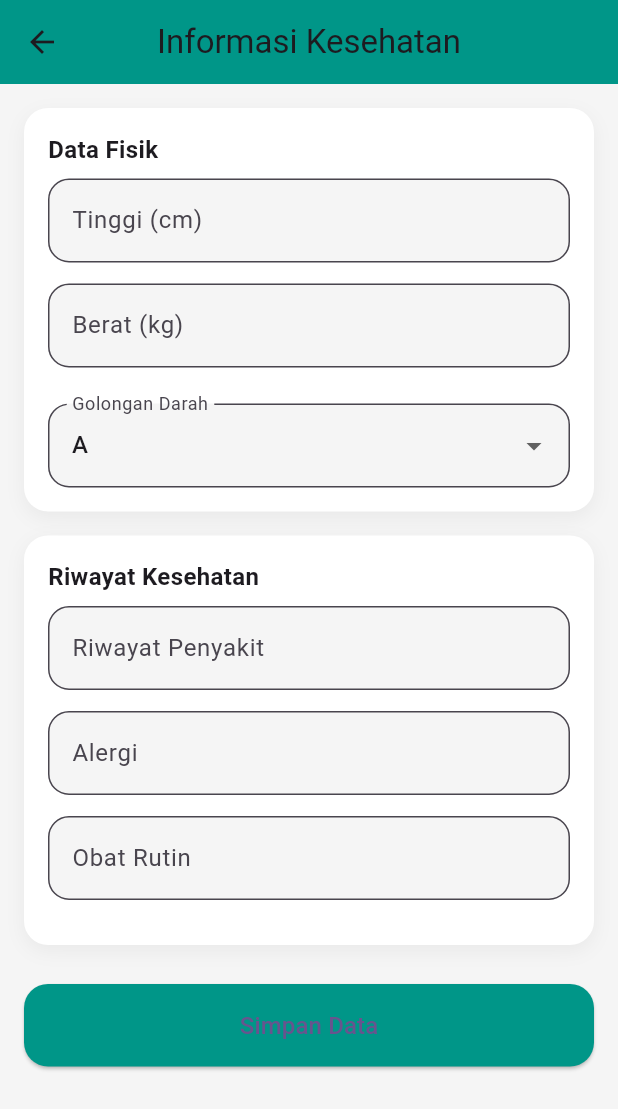
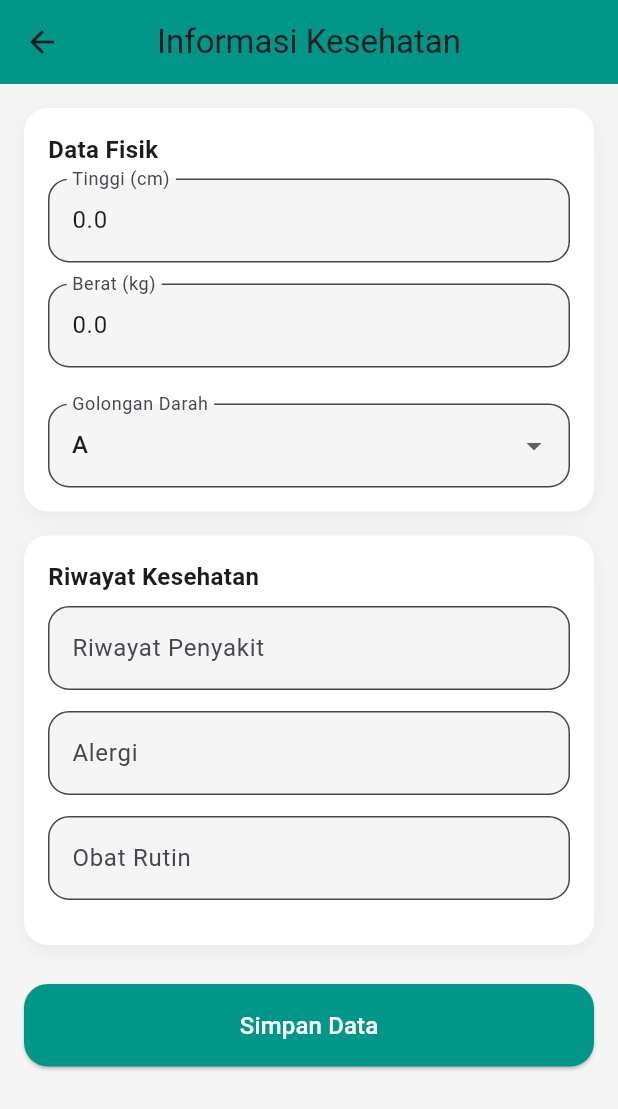
Before and after one commit to mii-harits/Solutis_Project, a Flutter app: the ProfileScreen screen opened directly, after a tap on "Informasi Kesehatan", on a phone screen of 412 x 824 dp. Shown: the top 1109 px of the screen. Run offline on Flutter 3.47's test engine with Material 3 defaults, Android fonts, the light colour scheme and no system bars; our stand-ins replace cloud_firestore, firebase_auth, firebase_core, firebase_storage, flutter_svg, google_sign_in and 4 more; accounts and stored records are empty; network calls fail; project files that could hold a hidden picture were left out.

Commit message:
feat: add account settings and security/privacy screens, implement user data loading in health form

```diff
--- a/lib/service/firebase_service.dart
+++ b/lib/service/firebase_service.dart
@@ -67,4 +67,12 @@ class FirebaseService {
       'medicine': medicine,
     });
   }
+
+  static Future<UserModel> getUserData() async {
+    final uid = _auth.currentUser!.uid;
+
+    final doc = await _firebaseFirestore.collection('users').doc(uid).get();
+
+    return UserModel.fromMap(doc.data()!, doc.id);
+  }
 }
--- a/lib/view/profile/health_form_screen.dart
+++ b/lib/view/profile/health_form_screen.dart
@@ -18,7 +18,7 @@ class _HealthFormScreenState extends State<HealthFormScreen> {
 
   String bloodType = "A";
 
-  bool isLoading = false;
+  bool isLoading = true;
 
   Future<void> save() async {
     if (heightC.text.isEmpty || weightC.text.isEmpty) {
@@ -44,6 +44,21 @@ class _HealthFormScreenState extends State<HealthFormScreen> {
     if (mounted) {
       context.pop(true); // 🔥 kirim signal ke profile
     }
+  }
+
+  Future<void> loadData() async {
+    setState(() => isLoading = true);
+
+    final data = await FirebaseService.getUserData();
+
+    heightC.text = data.height.toString();
+    weightC.text = data.weight.toString();
+    diseaseC.text = data.diseaseHistory;
+    allergyC.text = data.allergy;
+    medicineC.text = data.medicine;
+    bloodType = data.bloodType.isNotEmpty ? data.bloodType : "A";
+
+    setState(() => isLoading = false);
   }
 
   Widget buildTextField({
@@ -96,6 +111,12 @@ class _HealthFormScreenState extends State<HealthFormScreen> {
       ),
       child: child,
     );
+  }
+
+  @override
+  void initState() {
+    super.initState();
+    loadData(); // 🔥 INI YANG KURANG
   }
 
   @override
@@ -183,7 +204,10 @@ class _HealthFormScreenState extends State<HealthFormScreen> {
                 ),
                 child: isLoading
                     ? const CircularProgressIndicator(color: Colors.white)
-                    : const Text("Simpan Data", style: TextStyle(fontSize: 16)),
+                    : const Text(
+                        "Simpan Data",
+                        style: TextStyle(fontSize: 16, color: Colors.white),
+                      ),
               ),
             ),
           ],
--- a/lib/view/profile/profile_screen.dart
+++ b/lib/view/profile/profile_screen.dart
@@ -7,8 +7,11 @@ import 'package:solutis_project/database/preference.dart';
 import 'package:solutis_project/extension/navigator.dart';
 import 'package:solutis_project/models/user_model.dart';
 import 'package:solutis_project/service/google_auth_service.dart';
+import 'package:solutis_project/view/profile/account_settings_screen.dart';
 import 'package:solutis_project/view/profile/edit_profile_screen.dart';
 import 'package:solutis_project/view/profile/health_form_screen.dart';
+import 'package:solutis_project/view/profile/salutis_premium_screen.dart';
+import 'package:solutis_project/view/profile/security_privacy_screen.dart';
 import 'package:solutis_project/widgets/box_decoration.dart';
 import 'package:solutis_project/view/auth/login_screen.dart';
 
@@ -579,7 +582,12 @@ class _ProfileScreenState extends State<ProfileScreen> {
                                           ),
                                         ),
                                         Text(
-                                          "Tidak ada riwayat penyakit",
+                                          userModel
+                                                      ?.diseaseHistory
+                                                      .isNotEmpty ==
+                                                  true
+                                              ? userModel!.diseaseHistory
+                                              : "Tidak ada riwayat penyakit",
                                           style: TextStyle(fontSize: 12),
                                         ),
                                       ],
@@ -604,7 +612,9 @@ class _ProfileScreenState extends State<ProfileScreen> {
                                           ),
                                         ),
                                         Text(
-                                          "Tidak ada alergi bawaan",
+                                          userModel?.allergy.isNotEmpty == true
+                                              ? userModel!.allergy
+                                              : "Tidak ada alergi",
                                           style: TextStyle(fontSize: 12),
                                         ),
                                       ],
@@ -629,7 +639,9 @@ class _ProfileScreenState extends State<ProfileScreen> {
                                           ),
                                         ),
                                         Text(
-                                          "Tidak ada obat rutin",
+                                          userModel?.medicine.isNotEmpty == true
+                                              ? userModel!.medicine
+                                              : "Tidak ada obat rutin",
                                           style: TextStyle(fontSize: 12),
                                         ),
                                       ],
@@ -669,7 +681,11 @@ class _ProfileScreenState extends State<ProfileScreen> {
 
                           SizedBox(height: 10),
 
-                          Container(
+                          InkWell(
+                            onTap: () {
+                              context.push(const AccountSettingsScreen());
+                            },
+                            child: Container(
                               padding: EdgeInsets.only(
                                 top: 10,
                                 bottom: 10,
@@ -705,61 +721,65 @@ class _ProfileScreenState extends State<ProfileScreen> {
                                 ],
                               ),
                             ),
-
-                          SizedBox(height: 8),
-
-                          Container(
-                            padding: EdgeInsets.only(
-                              top: 10,
-                              bottom: 10,
-                              left: 16,
-                              right: 7,
-                            ),
-                            decoration: BoxDecoration(
-                              borderRadius: BorderRadius.circular(15),
-                              color: AppColor.grey2.withOpacity(0.08),
-                            ),
-                            child: Row(
-                              children: [
-                                SvgPicture.asset(
-                                  isOn
-                                      ? "assets/icons/Profile Icon/Sun.svg"
-                                      : "assets/icons/Profile Icon/Moon.svg",
-                                  height: 27,
-                                  width: 27,
-                                ),
-
-                                SizedBox(width: 10),
-
-                                Text(
-                                  isOn ? 'Mode Terang' : 'Mode Gelap',
-                                  style: TextStyle(color: AppColor.grey1),
-                                ),
-
-                                Spacer(),
-
-                                SizedBox(
-                                  height: 26,
-                                  child: Transform.scale(
-                                    scale: 0.8,
-                                    child: Switch(
-                                      value: isOn,
-                                      activeColor: AppColor.grey1,
-                                      onChanged: (value) {
-                                        setState(() {
-                                          isOn = value;
-                                        });
-                                      },
-                                    ),
-                                  ),
-                                ),
-                              ],
-                            ),
                           ),
 
                           SizedBox(height: 8),
 
-                          Container(
+                          // Container(
+                          //   padding: EdgeInsets.only(
+                          //     top: 10,
+                          //     bottom: 10,
+                          //     left: 16,
+                          //     right: 7,
+                          //   ),
+                          //   decoration: BoxDecoration(
+                          //     borderRadius: BorderRadius.circular(15),
+                          //     color: AppColor.grey2.withOpacity(0.08),
+                          //   ),
+                          //   child: Row(
+                          //     children: [
+                          //       SvgPicture.asset(
+                          //         isOn
+                          //             ? "assets/icons/Profile Icon/Sun.svg"
+                          //             : "assets/icons/Profile Icon/Moon.svg",
+                          //         height: 27,
+                          //         width: 27,
+                          //       ),
+
+                          //       SizedBox(width: 10),
+
+                          //       Text(
+                          //         isOn ? 'Mode Terang' : 'Mode Gelap',
+                          //         style: TextStyle(color: AppColor.grey1),
+                          //       ),
+
+                          //       Spacer(),
+
+                          //       SizedBox(
+                          //         height: 26,
+                          //         child: Transform.scale(
+                          //           scale: 0.8,
+                          //           child: Switch(
+                          //             value: isOn,
+                          //             activeColor: AppColor.grey1,
+                          //             onChanged: (value) {
+                          //               setState(() {
+                          //                 isOn = value;
+                          //               });
+                          //             },
+                          //           ),
+                          //         ),
+                          //       ),
+                          //     ],
+                          //   ),
+                          // ),
+
+                          // SizedBox(height: 8),
+                          InkWell(
+                            onTap: () {
+                              context.push(const SecurityPrivacyScreen());
+                            },
+                            child: Container(
                               padding: EdgeInsets.only(
                                 top: 10,
                                 bottom: 10,
@@ -794,13 +814,18 @@ class _ProfileScreenState extends State<ProfileScreen> {
                                 ],
                               ),
                             ),
+                          ),
                         ],
                       ),
                     ),
 
                     SizedBox(height: 25),
 
-                    Container(
+                    InkWell(
+                      onTap: () {
+                        context.push(const SalutisPremiumScreen());
+                      },
+                      child: Container(
                         padding: EdgeInsets.only(
                           top: 16,
                           bottom: 16,
@@ -866,8 +891,12 @@ class _ProfileScreenState extends State<ProfileScreen> {
 
                             Spacer(),
 
-                          Icon(Icons.arrow_forward_ios, color: AppColor.white),
+                            Icon(
+                              Icons.arrow_forward_ios,
+                              color: AppColor.white,
+                            ),
                           ],
+                        ),
                       ),
                     ),
 
```
Also changed, not shown: lib/view/profile/account_settings_screen.dart (added, +71 -0 lines), lib/view/profile/salutis_premium_screen.dart (added, +177 -0 lines), lib/view/profile/security_privacy_screen.dart (added, +115 -0 lines), pubspec.lock. Lines whose indentation alone changed are shown as unchanged.
